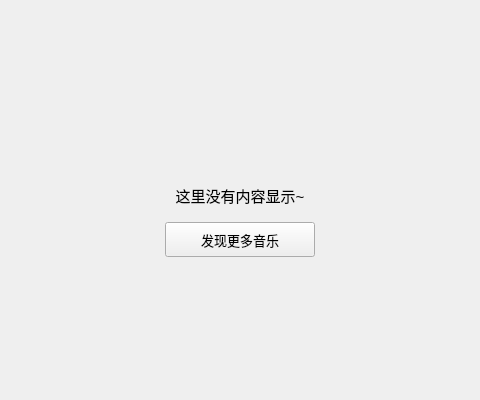
Old version of the form KuGouStart/PurchasedMusic/PurchasedVideos/PurchasedVideos.ui in the repository a-mo-xi-wei/Qt-KuGouAppClient; both pictures show x 160 to 640 and y 0 to 400 of the 800 by 400 pixel window.
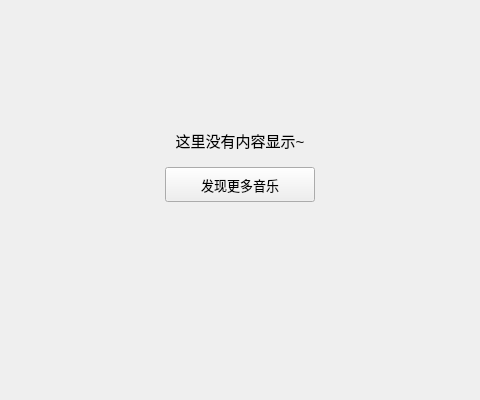
New version of the form.

Diff of the .ui file:
```diff
--- a/KuGouStart/PurchasedMusic/PurchasedVideos/PurchasedVideos.ui
+++ b/KuGouStart/PurchasedMusic/PurchasedVideos/PurchasedVideos.ui
@@ -16,7 +16,7 @@
   <layout class="QVBoxLayout" name="verticalLayout_2">
    <item>
     <widget class="QWidget" name="widget_3" native="true">
-     <layout class="QVBoxLayout" name="verticalLayout" stretch="1,1,1">
+     <layout class="QVBoxLayout" name="verticalLayout" stretch="2,1,3">
       <property name="topMargin">
        <number>0</number>
       </property>
```
